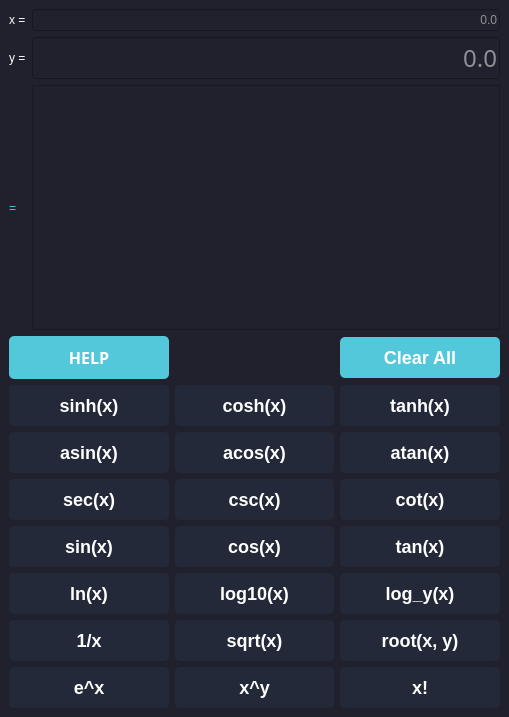
Before: the Qt Designer form src/gui/mainwindow.ui in Carlos12001/funtrans_calculatorpp, drawn with Qt 5.
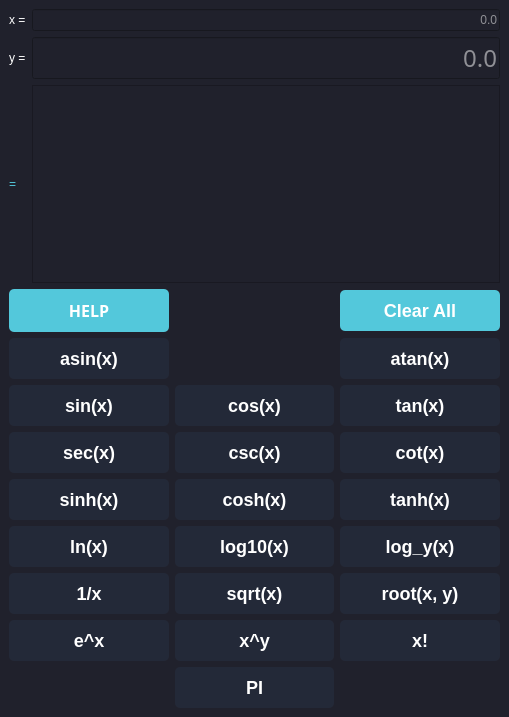
After: the same form once the commit is applied.

Commit message: Reformat GUI to add PI.

```diff
--- a/src/gui/mainwindow.ui
+++ b/src/gui/mainwindow.ui
@@ -134,8 +134,8 @@
     </item>
     <item>
      <layout class="QGridLayout" name="gridInput">
-      <item row="6" column="2">
-       <widget class="QPushButton" name="button_root">
+      <item row="10" column="0">
+       <widget class="QPushButton" name="button_exp">
         <property name="styleSheet">
          <string notr="true">QPushButton {
   border: none;
@@ -153,11 +153,172 @@
 </string>
         </property>
         <property name="text">
-         <string>root(x, y)</string>
+         <string>e^x</string>
+        </property>
+       </widget>
+      </item>
+      <item row="8" column="2">
+       <widget class="QPushButton" name="button_log_y">
+        <property name="styleSheet">
+         <string notr="true">QPushButton {
+  border: none;
+  border-radius: 5px;
+  color: white;
+  font-size: 18px;
+  font-weight: bold;
+  padding: 10px 20px;
+  background-color: #232938;
+}
+
+QPushButton:hover {
+  background-color: #2E8B57;
+}
+</string>
+        </property>
+        <property name="text">
+         <string>log_y(x)</string>
+        </property>
+       </widget>
+      </item>
+      <item row="10" column="2">
+       <widget class="QPushButton" name="button_factorial">
+        <property name="styleSheet">
+         <string notr="true">QPushButton {
+  border: none;
+  border-radius: 5px;
+  color: white;
+  font-size: 18px;
+  font-weight: bold;
+  padding: 10px 20px;
+  background-color: #232938;
+}
+
+QPushButton:hover {
+  background-color: #2E8B57;
+}
+</string>
+        </property>
+        <property name="text">
+         <string>x!</string>
+        </property>
+       </widget>
+      </item>
+      <item row="9" column="1">
+       <widget class="QPushButton" name="button_sqrt">
+        <property name="styleSheet">
+         <string notr="true">QPushButton {
+  border: none;
+  border-radius: 5px;
+  color: white;
+  font-size: 18px;
+  font-weight: bold;
+  padding: 10px 20px;
+  background-color: #232938;
+}
+
+QPushButton:hover {
+  background-color: #2E8B57;
+}
+</string>
+        </property>
+        <property name="text">
+         <string>sqrt(x)</string>
+        </property>
+       </widget>
+      </item>
+      <item row="2" column="1">
+       <widget class="QPushButton" name="button_cos">
+        <property name="styleSheet">
+         <string notr="true">QPushButton {
+  border: none;
+  border-radius: 5px;
+  color: white;
+  font-size: 18px;
+  font-weight: bold;
+  padding: 10px 20px;
+  background-color: #232938;
+}
+
+QPushButton:hover {
+  background-color: #2E8B57;
+}
+</string>
+        </property>
+        <property name="text">
+         <string>cos(x)</string>
+        </property>
+       </widget>
+      </item>
+      <item row="4" column="2">
+       <widget class="QPushButton" name="button_tanh">
+        <property name="styleSheet">
+         <string notr="true">QPushButton {
+  border: none;
+  border-radius: 5px;
+  color: white;
+  font-size: 18px;
+  font-weight: bold;
+  padding: 10px 20px;
+  background-color: #232938;
+}
+
+QPushButton:hover {
+  background-color: #2E8B57;
+}
+</string>
+        </property>
+        <property name="text">
+         <string>tanh(x)</string>
         </property>
        </widget>
       </item>
       <item row="4" column="0">
+       <widget class="QPushButton" name="button_sinh">
+        <property name="styleSheet">
+         <string notr="true">QPushButton {
+  border: none;
+  border-radius: 5px;
+  color: white;
+  font-size: 18px;
+  font-weight: bold;
+  padding: 10px 20px;
+  background-color: #232938;
+}
+
+QPushButton:hover {
+  background-color: #2E8B57;
+}
+</string>
+        </property>
+        <property name="text">
+         <string>sinh(x)</string>
+        </property>
+       </widget>
+      </item>
+      <item row="2" column="2">
+       <widget class="QPushButton" name="button_tan">
+        <property name="styleSheet">
+         <string notr="true">QPushButton {
+  border: none;
+  border-radius: 5px;
+  color: white;
+  font-size: 18px;
+  font-weight: bold;
+  padding: 10px 20px;
+  background-color: #232938;
+}
+
+QPushButton:hover {
+  background-color: #2E8B57;
+}
+</string>
+        </property>
+        <property name="text">
+         <string>tan(x)</string>
+        </property>
+       </widget>
+      </item>
+      <item row="2" column="0">
        <widget class="QPushButton" name="button_sin">
         <property name="styleSheet">
          <string notr="true">QPushButton {
@@ -180,8 +341,8 @@
         </property>
        </widget>
       </item>
-      <item row="3" column="1">
-       <widget class="QPushButton" name="button_csc">
+      <item row="8" column="1">
+       <widget class="QPushButton" name="button_log10">
         <property name="styleSheet">
          <string notr="true">QPushButton {
   border: none;
@@ -199,34 +360,11 @@
 </string>
         </property>
         <property name="text">
-         <string>csc(x)</string>
+         <string>log10(x)</string>
         </property>
        </widget>
       </item>
-      <item row="2" column="2">
-       <widget class="QPushButton" name="button_atan">
-        <property name="styleSheet">
-         <string notr="true">QPushButton {
-  border: none;
-  border-radius: 5px;
-  color: white;
-  font-size: 18px;
-  font-weight: bold;
-  padding: 10px 20px;
-  background-color: #232938;
-}
-
-QPushButton:hover {
-  background-color: #2E8B57;
-}
-</string>
-        </property>
-        <property name="text">
-         <string>atan(x)</string>
-        </property>
-       </widget>
-      </item>
-      <item row="2" column="0">
+      <item row="1" column="0">
        <widget class="QPushButton" name="button_asin">
         <property name="styleSheet">
          <string notr="true">QPushButton {
@@ -249,7 +387,7 @@
         </property>
        </widget>
       </item>
-      <item row="1" column="1">
+      <item row="4" column="1">
        <widget class="QPushButton" name="button_cosh">
         <property name="styleSheet">
          <string notr="true">QPushButton {
@@ -303,8 +441,8 @@
         </property>
        </widget>
       </item>
-      <item row="6" column="0">
-       <widget class="QPushButton" name="button_divi">
+      <item row="11" column="1">
+       <widget class="QPushButton" name="button_pi">
         <property name="styleSheet">
          <string notr="true">QPushButton {
   border: none;
@@ -322,11 +460,11 @@
 </string>
         </property>
         <property name="text">
-         <string>1/x</string>
+         <string>PI</string>
         </property>
        </widget>
       </item>
-      <item row="5" column="0">
+      <item row="8" column="0">
        <widget class="QPushButton" name="button_ln">
         <property name="styleSheet">
          <string notr="true">QPushButton {
@@ -349,8 +487,8 @@
         </property>
        </widget>
       </item>
-      <item row="4" column="2">
-       <widget class="QPushButton" name="button_tan">
+      <item row="9" column="0">
+       <widget class="QPushButton" name="button_divi">
         <property name="styleSheet">
          <string notr="true">QPushButton {
   border: none;
@@ -368,35 +506,12 @@
 </string>
         </property>
         <property name="text">
-         <string>tan(x)</string>
-        </property>
-       </widget>
-      </item>
-      <item row="3" column="2">
-       <widget class="QPushButton" name="button_cot">
-        <property name="styleSheet">
-         <string notr="true">QPushButton {
-  border: none;
-  border-radius: 5px;
-  color: white;
-  font-size: 18px;
-  font-weight: bold;
-  padding: 10px 20px;
-  background-color: #232938;
-}
-
-QPushButton:hover {
-  background-color: #2E8B57;
-}
-</string>
-        </property>
-        <property name="text">
-         <string>cot(x)</string>
+         <string>1/x</string>
         </property>
        </widget>
       </item>
       <item row="1" column="2">
-       <widget class="QPushButton" name="button_tanh">
+       <widget class="QPushButton" name="button_atan">
         <property name="styleSheet">
          <string notr="true">QPushButton {
   border: none;
@@ -414,168 +529,7 @@
 </string>
         </property>
         <property name="text">
-         <string>tanh(x)</string>
-        </property>
-       </widget>
-      </item>
-      <item row="6" column="1">
-       <widget class="QPushButton" name="button_sqrt">
-        <property name="styleSheet">
-         <string notr="true">QPushButton {
-  border: none;
-  border-radius: 5px;
-  color: white;
-  font-size: 18px;
-  font-weight: bold;
-  padding: 10px 20px;
-  background-color: #232938;
-}
-
-QPushButton:hover {
-  background-color: #2E8B57;
-}
-</string>
-        </property>
-        <property name="text">
-         <string>sqrt(x)</string>
-        </property>
-       </widget>
-      </item>
-      <item row="5" column="1">
-       <widget class="QPushButton" name="button_log10">
-        <property name="styleSheet">
-         <string notr="true">QPushButton {
-  border: none;
-  border-radius: 5px;
-  color: white;
-  font-size: 18px;
-  font-weight: bold;
-  padding: 10px 20px;
-  background-color: #232938;
-}
-
-QPushButton:hover {
-  background-color: #2E8B57;
-}
-</string>
-        </property>
-        <property name="text">
-         <string>log10(x)</string>
-        </property>
-       </widget>
-      </item>
-      <item row="2" column="1">
-       <widget class="QPushButton" name="button_acos">
-        <property name="styleSheet">
-         <string notr="true">QPushButton {
-  border: none;
-  border-radius: 5px;
-  color: white;
-  font-size: 18px;
-  font-weight: bold;
-  padding: 10px 20px;
-  background-color: #232938;
-}
-
-QPushButton:hover {
-  background-color: #2E8B57;
-}
-</string>
-        </property>
-        <property name="text">
-         <string>acos(x)</string>
-        </property>
-       </widget>
-      </item>
-      <item row="5" column="2">
-       <widget class="QPushButton" name="button_log_y">
-        <property name="styleSheet">
-         <string notr="true">QPushButton {
-  border: none;
-  border-radius: 5px;
-  color: white;
-  font-size: 18px;
-  font-weight: bold;
-  padding: 10px 20px;
-  background-color: #232938;
-}
-
-QPushButton:hover {
-  background-color: #2E8B57;
-}
-</string>
-        </property>
-        <property name="text">
-         <string>log_y(x)</string>
-        </property>
-       </widget>
-      </item>
-      <item row="4" column="1">
-       <widget class="QPushButton" name="button_cos">
-        <property name="styleSheet">
-         <string notr="true">QPushButton {
-  border: none;
-  border-radius: 5px;
-  color: white;
-  font-size: 18px;
-  font-weight: bold;
-  padding: 10px 20px;
-  background-color: #232938;
-}
-
-QPushButton:hover {
-  background-color: #2E8B57;
-}
-</string>
-        </property>
-        <property name="text">
-         <string>cos(x)</string>
-        </property>
-       </widget>
-      </item>
-      <item row="1" column="0">
-       <widget class="QPushButton" name="button_sinh">
-        <property name="styleSheet">
-         <string notr="true">QPushButton {
-  border: none;
-  border-radius: 5px;
-  color: white;
-  font-size: 18px;
-  font-weight: bold;
-  padding: 10px 20px;
-  background-color: #232938;
-}
-
-QPushButton:hover {
-  background-color: #2E8B57;
-}
-</string>
-        </property>
-        <property name="text">
-         <string>sinh(x)</string>
-        </property>
-       </widget>
-      </item>
-      <item row="3" column="0">
-       <widget class="QPushButton" name="button_sec">
-        <property name="styleSheet">
-         <string notr="true">QPushButton {
-  border: none;
-  border-radius: 5px;
-  color: white;
-  font-size: 18px;
-  font-weight: bold;
-  padding: 10px 20px;
-  background-color: #232938;
-}
-
-QPushButton:hover {
-  background-color: #2E8B57;
-}
-</string>
-        </property>
-        <property name="text">
-         <string>sec(x)</string>
+         <string>atan(x)</string>
         </property>
        </widget>
       </item>
@@ -602,30 +556,7 @@
         </property>
        </widget>
       </item>
-      <item row="7" column="0">
-       <widget class="QPushButton" name="button_exp">
-        <property name="styleSheet">
-         <string notr="true">QPushButton {
-  border: none;
-  border-radius: 5px;
-  color: white;
-  font-size: 18px;
-  font-weight: bold;
-  padding: 10px 20px;
-  background-color: #232938;
-}
-
-QPushButton:hover {
-  background-color: #2E8B57;
-}
-</string>
-        </property>
-        <property name="text">
-         <string>e^x</string>
-        </property>
-       </widget>
-      </item>
-      <item row="7" column="1">
+      <item row="10" column="1">
        <widget class="QPushButton" name="button_power">
         <property name="styleSheet">
          <string notr="true">QPushButton {
@@ -648,8 +579,8 @@
         </property>
        </widget>
       </item>
-      <item row="7" column="2">
-       <widget class="QPushButton" name="button_factorial">
+      <item row="9" column="2">
+       <widget class="QPushButton" name="button_root">
         <property name="styleSheet">
          <string notr="true">QPushButton {
   border: none;
@@ -667,7 +598,76 @@
 </string>
         </property>
         <property name="text">
-         <string>x!</string>
+         <string>root(x, y)</string>
+        </property>
+       </widget>
+      </item>
+      <item row="3" column="1">
+       <widget class="QPushButton" name="button_csc">
+        <property name="styleSheet">
+         <string notr="true">QPushButton {
+  border: none;
+  border-radius: 5px;
+  color: white;
+  font-size: 18px;
+  font-weight: bold;
+  padding: 10px 20px;
+  background-color: #232938;
+}
+
+QPushButton:hover {
+  background-color: #2E8B57;
+}
+</string>
+        </property>
+        <property name="text">
+         <string>csc(x)</string>
+        </property>
+       </widget>
+      </item>
+      <item row="3" column="0">
+       <widget class="QPushButton" name="button_sec">
+        <property name="styleSheet">
+         <string notr="true">QPushButton {
+  border: none;
+  border-radius: 5px;
+  color: white;
+  font-size: 18px;
+  font-weight: bold;
+  padding: 10px 20px;
+  background-color: #232938;
+}
+
+QPushButton:hover {
+  background-color: #2E8B57;
+}
+</string>
+        </property>
+        <property name="text">
+         <string>sec(x)</string>
+        </property>
+       </widget>
+      </item>
+      <item row="3" column="2">
+       <widget class="QPushButton" name="button_cot">
+        <property name="styleSheet">
+         <string notr="true">QPushButton {
+  border: none;
+  border-radius: 5px;
+  color: white;
+  font-size: 18px;
+  font-weight: bold;
+  padding: 10px 20px;
+  background-color: #232938;
+}
+
+QPushButton:hover {
+  background-color: #2E8B57;
+}
+</string>
+        </property>
+        <property name="text">
+         <string>cot(x)</string>
         </property>
        </widget>
       </item>
```
Left out of the diff: 72 changed lines with no effect on the pictures. The commit also changes 2 other files.
